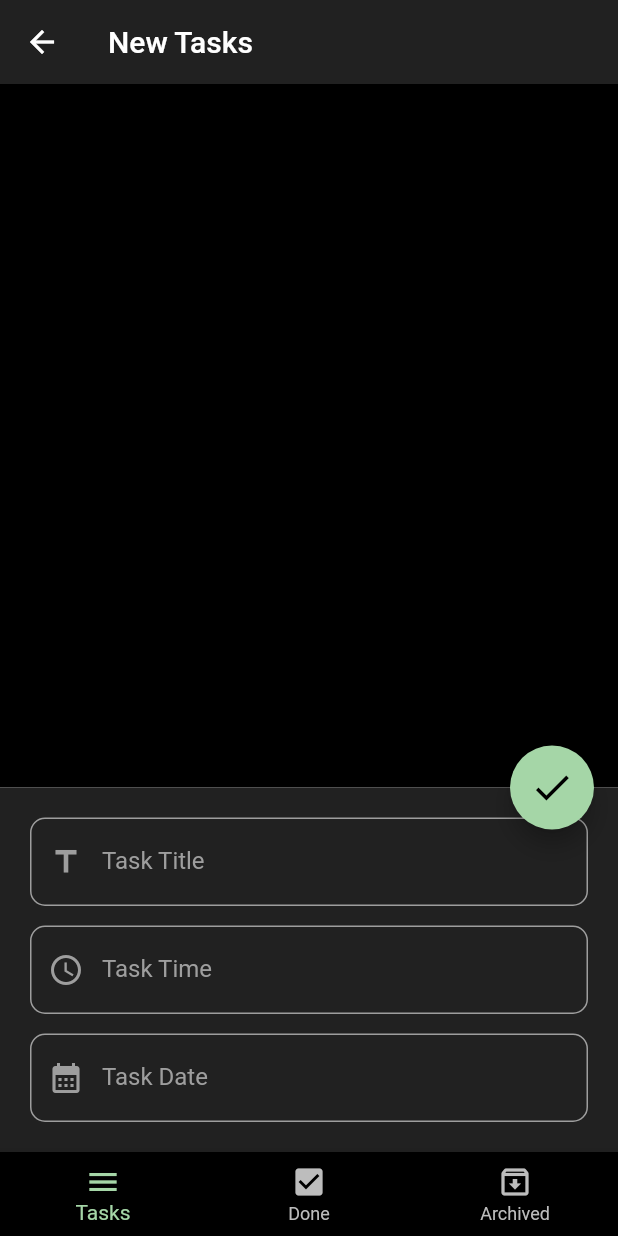
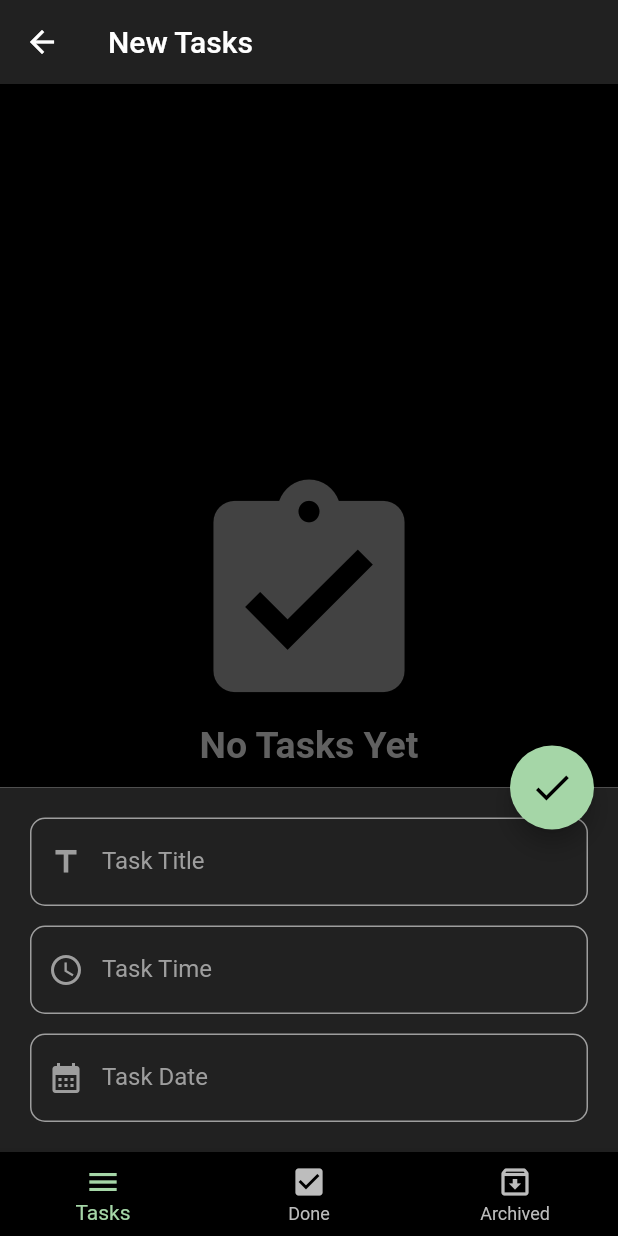
Before and after one commit to Sara-Salem-FCI/Test, a Flutter app: the screen it shows after launch, after a tap on the "add" icon, on a phone screen of 412 x 824 dp. Run offline on Flutter 3.47's test engine with Material 2 defaults, Android fonts, the phone set to English and light mode, and no system bars; our stand-ins replace bloc, conditional_builder_null_safety, flutter_bloc, sqflite; accounts and stored records are empty.

Commit message:
Finish ToDo App

```diff
--- a/lib/modules/tasks/tasks.dart
+++ b/lib/modules/tasks/tasks.dart
@@ -1,10 +1,9 @@
+
 import 'package:flutter/material.dart';
 import 'package:flutter_bloc/flutter_bloc.dart';
 import 'package:mainn/shared/components/components.dart';
 import 'package:mainn/shared/cubit/cubit.dart';
 import 'package:mainn/shared/cubit/states.dart';
-
-import '../../shared/components/constants.dart';
 
 class Tasks extends StatelessWidget {
   @override
@@ -12,17 +11,10 @@ class Tasks extends StatelessWidget {
     return BlocConsumer<AppCubit, AppStates>(
       listener: (context,state){},
       builder: (context, state){
-        var tasks = AppCubit.get(context).tasks;
+        var tasks = AppCubit.get(context).newTasks;
         return Scaffold(
           backgroundColor: Colors.black,
-          body: ListView.separated(
-            itemBuilder: (context , index) => Task(tasks[index]),
-            separatorBuilder: (context , index) => Container(
-              width: double.infinity,
-              height: 1,
-              color: Colors.grey,
-            ),
-            itemCount: tasks.length,),
+          body: TaskBuilder(tasks: tasks),
         );
       },
     );
--- a/lib/shared/components/components.dart
+++ b/lib/shared/components/components.dart
@@ -1,4 +1,6 @@
+import 'package:conditional_builder_null_safety/conditional_builder_null_safety.dart';
 import 'package:flutter/material.dart';
+import 'package:mainn/shared/cubit/cubit.dart';
 
 class TextForm extends StatelessWidget {
   final String text;
@@ -149,41 +151,146 @@ class DefultButton extends StatelessWidget {
     );
   }
 }
-Widget Task (Map model) => Padding(
+Widget Task (Map model , context ) => Dismissible(
+  key: Key(model['id'].toString()),
+  child:   Padding(
         padding: const EdgeInsets.all(20.0),
         child: Row(
+
           children: [
+
             CircleAvatar(
+
               backgroundColor: Colors.green[200],
+
               radius: 40,
+
               child: Text(
+
                 '${model['time']}',
+
                 style: TextStyle(
+
                   color: Colors.black,
+
                 ),
+
               ),
+
             ),
+
             SizedBox(width: 20,),
-          Column(
+
+            Expanded(
+
+              child: Column(
+
                 crossAxisAlignment: CrossAxisAlignment.start,
+
                 mainAxisSize: MainAxisSize.min,
+
                 children: [
+
                   Text(
+
                     '${model['title']}',
+
                     style: TextStyle(
+
                       color: Colors.white,
+
                       fontSize: 20,
+
                       fontWeight: FontWeight.bold,
+
                     ),
+
+                  ),
+                  SizedBox(height: 10,),
+
+                  Text(
+
+                    '${model['date']}',
+
+                    style: TextStyle(
+
+                      color: Colors.grey,
+
+                    ),
+
+                  ),
+
+                ],
+
+              ),
+
+            ),
+
+            SizedBox(width: 20,),
+
+            IconButton(
+
+                onPressed: (){
+
+                  AppCubit.get(context).updateData(status: 'done', id: model['id'],);
+
+                },
+
+                icon:Icon(Icons.check_box,
+
+                color: Colors.grey,) ),
+
+            IconButton(
+
+                onPressed: (){
+
+                  AppCubit.get(context).updateData(status: 'archive', id: model['id'],);
+
+                },
+
+                icon:Icon(Icons.archive,
+
+                color: Colors.grey,) ),
+
+          ],
+
+        ),
+
+      ),
+  onDismissed: (Direction){
+    AppCubit.get(context).deleteData(id: model['id'],);
+  },
+);
+Widget TaskBuilder({
+  required List<Map> tasks,
+}) => ConditionalBuilder(
+  condition: tasks.length > 0 ,
+  builder: (context) => ListView.separated(
+    itemBuilder: (context , index) => Task(tasks[index], context),
+    separatorBuilder: (context , index) => Container(
+      width: double.infinity,
+      height: 1,
+      color: Colors.grey,
+    ),
+    itemCount: tasks.length,),
+  fallback: (context) => Center(
+    child: Column(
+      mainAxisAlignment: MainAxisAlignment.center,
+      children: [
+        Icon(
+          Icons.assignment_turned_in,
+          color: Colors.grey[800],
+          size: 170,
         ),
         Text(
-                '${model['date']}',
+          'No Tasks Yet',
           style: TextStyle(
-                  color: Colors.grey,
+            color: Colors.grey[700],
+            fontSize: 25,
+            fontWeight: FontWeight.bold,
           ),
         ),
       ],
     ),
-        ],
   ),
 );
--- a/lib/shared/cubit/cubit.dart
+++ b/lib/shared/cubit/cubit.dart
@@ -14,11 +14,13 @@ class AppCubit extends Cubit<AppStates>{
   static AppCubit get(context) => BlocProvider.of(context);
   int curindex= 0;
   late Database database;
-  List<Map> tasks = [];
+  List<Map> newTasks = [];
+  List<Map> doneTasks = [];
+  List<Map> archivedTasks = [];
   List<Widget> screens = [
     Tasks(),
     Done(),
-    Archieve(),
+    Archive(),
   ];
   List<String> titles = [
     'New Tasks',
@@ -44,11 +46,7 @@ class AppCubit extends Cubit<AppStates>{
           });
         },
         onOpen: (database){
-          getDataFromDatabase(database).then((value)
-          { tasks = value;
-          print(tasks);
-          emit(AppGetDatabaseState());
-          });
+          getDataFromDatabase(database);
           print('database opened');
         }
     ).then((value) {
@@ -56,56 +54,66 @@ class AppCubit extends Cubit<AppStates>{
       emit(AppCreateDatabaseState());
     }) as Database;
   }
-
-  /*void createDatabase() {
-    database =  openDatabase(
-        'todo.db',
-        version: 1,
-        onCreate: (database , version){
-          print('database created');
-          database.execute('CREATE TABLE TASKS(id INTEGER PRIMARY KEY, title TEXT, date TEXT, time TEXT, status TEXT)').then((value){
-            print('table created');
-          }).catchError((error){
-            print('error ${error.toString()}');
-          });
-        },
-        onOpen: (database){
-         getDataFromDatabase(database).then((value)
-         { tasks = value;
-           print(tasks);
-         emit(AppGetDatabaseState());
-         });
-          print('database opened');
-        }
-    ).then((value) {
-      database = value;
-      emit(AppCreateDatabaseState());
-    }) as Database;
-  }*/
   insertToDatabase({
     required String title,
     required String time,
     required String date,
   }) async {
-   await database.transaction((txn){
+    await database.transaction((txn){
       return txn.rawInsert('INSERT INTO tasks(title, date, time, status) VALUES ("$title","$date","$time","new")').then((value) {
         print('$value inserted successflly');
         emit(AppInsertDatabaseState());
-        getDataFromDatabase(database).then((value)
-        { tasks = value;
-        print(tasks);
-        emit(AppGetDatabaseState());
-        });
+        getDataFromDatabase(database);
       }).catchError((error){
         print('error ${error.toString()}');
       });
     });
+
   }
-  Future<List<Map>> getDataFromDatabase (database) async {
-    return await database.rawQuery('SELECT * FROM tasks');
+  void getDataFromDatabase (database)  {
+    newTasks=[];
+    doneTasks=[];
+    archivedTasks=[];
+    database.rawQuery('SELECT * FROM tasks').then((value)
+    {
+    value.forEach((element) {
+      if(element['status'] == 'new')
+        newTasks.add(element);
+      else if(element['status'] == 'done')
+        doneTasks.add(element);
+      else archivedTasks.add(element);
+    });
+    emit(AppGetDatabaseState());
+    });
   }
+  void updateData({
+    required String status,
+    required int id,
+}) async{
+     database.rawUpdate(
+      'UPDATE tasks SET status = ? WHERE id = ? ',
+      [status, id],
+    ).then((value) {
+      getDataFromDatabase(database);
+      emit(AppUpdateDatabaseState());
+     });
+  }
+
+  void deleteData({
+    required int id,
+  }) async{
+    database.rawDelete(
+      'DELETE FROM tasks WHERE id = ? ',
+      [id],
+    ).then((value) {
+      getDataFromDatabase(database);
+      emit(AppDeleteDatabaseState());
+    });
+  }
+
   bool isButSheetShow = false;
   IconData fabIcon = Icons.add;
+
   void ChangeBottomSheetState({
     required bool isShow,
     required IconData icon,
--- a/lib/shared/cubit/states.dart
+++ b/lib/shared/cubit/states.dart
@@ -5,3 +5,6 @@ class AppCreateDatabaseState extends AppStates {}
 class AppGetDatabaseState extends AppStates {}
 class AppInsertDatabaseState extends AppStates {}
 class AppChangeButSheetBarState extends AppStates {}
+class AppUpdateDatabaseState extends AppStates {}
+class AppDeleteDatabaseState extends AppStates {}
+class AppClearDatabaseState extends AppStates {}
```
Also changed, not shown: lib/modules/archive/archieve.dart (+12 -12 lines), lib/modules/done/done.dart (+10 -10 lines). Lines whose indentation alone changed are shown as unchanged.
